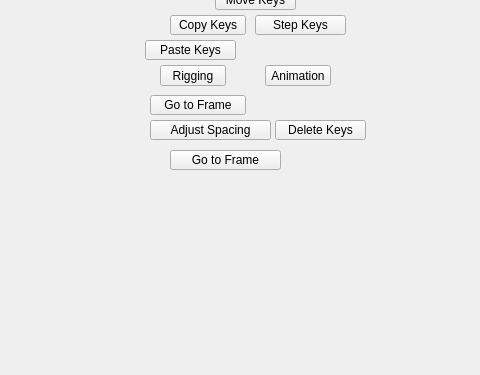
Before: the Qt Designer form tentacle/ui/animation#submenu.ui in m3trik/tentacle, drawn with Qt 5; both pictures show x 0 to 480 and y 225 to 600 of the 600 by 600 pixel window.
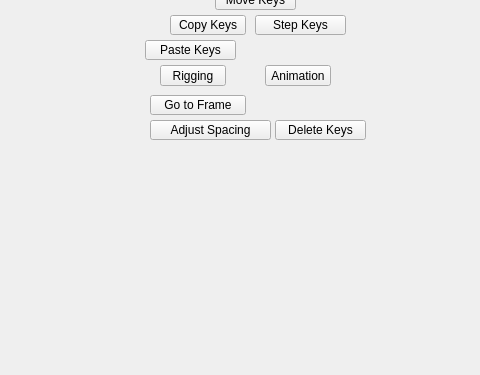
After: the same form once the commit is applied. Custom widgets are drawn as their Qt base class.

Commit message: Update animation slots and UI

The edit to the form file:
```diff
--- a/tentacle/ui/animation#submenu.ui
+++ b/tentacle/ui/animation#submenu.ui
@@ -359,37 +359,6 @@
      </size>
     </property>
    </widget>
-   <widget class="PushButton" name="tb000_2">
-    <property name="geometry">
-     <rect>
-      <x>170</x>
-      <y>375</y>
-      <width>111</width>
-      <height>20</height>
-     </rect>
-    </property>
-    <property name="minimumSize">
-     <size>
-      <width>0</width>
-      <height>20</height>
-     </size>
-    </property>
-    <property name="maximumSize">
-     <size>
-      <width>16777215</width>
-      <height>20</height>
-     </size>
-    </property>
-    <property name="toolTip">
-     <string>&lt;html&gt;&lt;head/&gt;&lt;body&gt;&lt;p&gt;Set the current frame on the timeslider.&lt;/p&gt;&lt;/body&gt;&lt;/html&gt;</string>
-    </property>
-    <property name="text">
-     <string>Go to Frame</string>
-    </property>
-    <property name="checkable">
-     <bool>false</bool>
-    </property>
-   </widget>
   </widget>
  </widget>
  <customwidgets>
```
Left out of the diff: 7 changed lines with no effect on the pictures. The commit also changes 3 other files.
